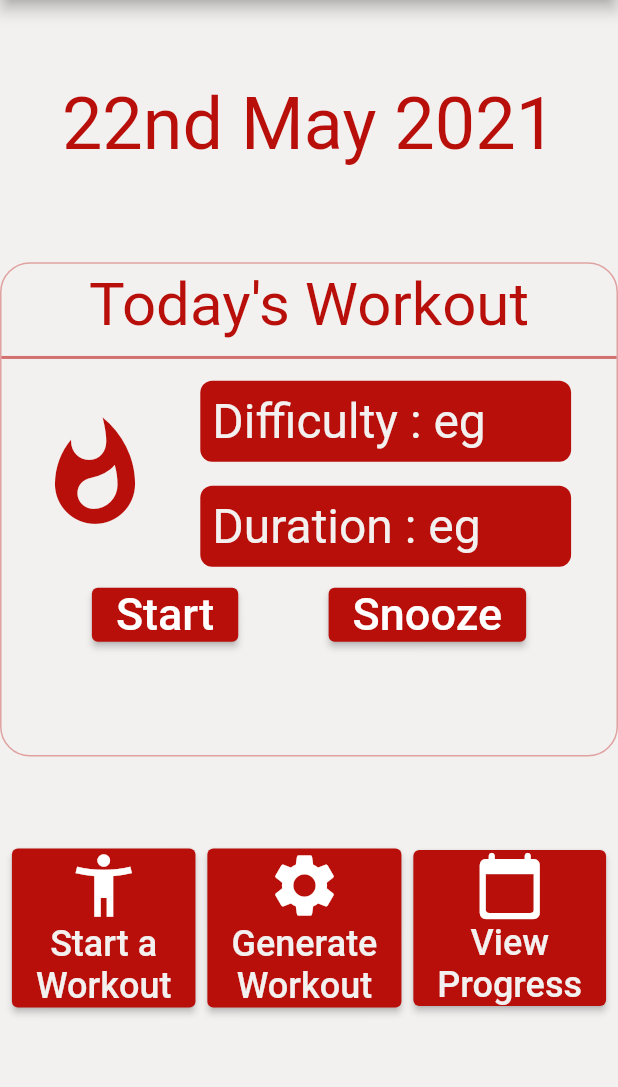
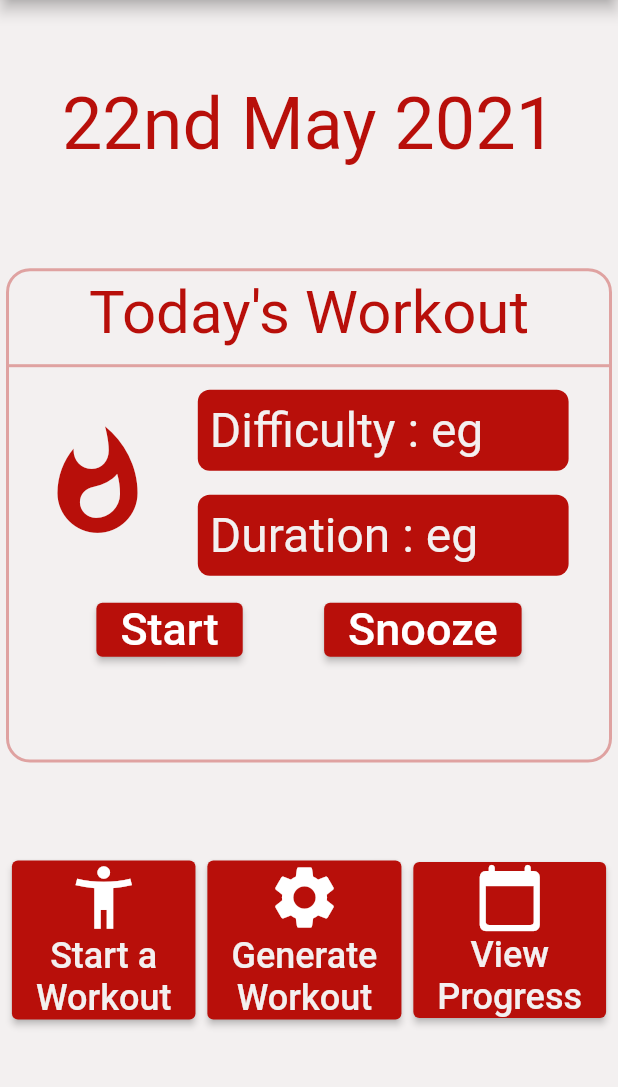
Before and after one commit to yulonglim/Calory, a Flutter app: the screen it shows after launch, on a phone screen of 412 x 824 dp, the part 84-1171 px from its top. Run offline on Flutter 3.47's test engine with Material 2 defaults, Android fonts, the phone set to English and light mode, and no system bars.

Commit message:
added example ui

```diff
--- a/lib/HomePage.dart
+++ b/lib/HomePage.dart
@@ -61,12 +61,15 @@ class Homepage extends StatelessWidget {
               ),
             ),
 
-            Container(
+            Padding(
+              padding: const EdgeInsets.all(4.0),
+              child: Container(
                 decoration: BoxDecoration(
                   border: Border.all(
                     color: Theme.of(context).primaryColor.withAlpha(600),
+                    width: 2,
                   ),
-                borderRadius: BorderRadius.all(Radius.circular(20)),
+                  borderRadius: BorderRadius.all(Radius.circular(16)),
                 ),
                 height: MediaQuery.of(context).size.height * 0.4,
                 child: Column(
@@ -82,9 +85,9 @@ class Homepage extends StatelessWidget {
                       ),
                     ),
                     Divider(
-                    height: 15,
+                      height: 16,
                       thickness: 2,
-                    color: Theme.of(context).primaryColor.withAlpha(400),
+                      color: Theme.of(context).primaryColor.withAlpha(600),
                     ),
                     Container(
                       child: Row(
@@ -146,15 +149,11 @@ class Homepage extends StatelessWidget {
                         ],
                       ),
                     ),
-                  Row(
+                    Padding(
+                      padding: const EdgeInsets.all(4.0),
+                      child: Row(
                         mainAxisAlignment: MainAxisAlignment.spaceEvenly,
                         children: [
-                      // Icon(
-                      //   Icons.accessibility_new_sharp,
-                      //   size: 48,
-                      //   color: Theme.of(context).primaryColor,
-                      // ),
-
                           SizedBox(
                             width: MediaQuery.of(context).size.width * 0.1,
                           ),
@@ -199,8 +198,10 @@ class Homepage extends StatelessWidget {
                             width: MediaQuery.of(context).size.width * 0.1,
                           ),
                         ],
+                      ),
                     )
                   ],
+                ),
               ),
             ),
             SizedBox(
```
Lines whose indentation alone changed are shown as unchanged.
